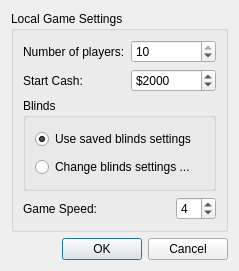
Before: the Qt Designer form src/gui/qt/newgamedialog.ui in ph4n70mr1ddl3r/pokerth, drawn with Qt 5.
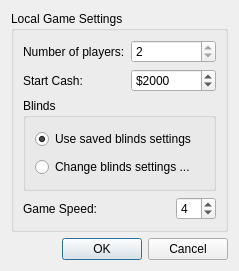
After: the same form once the commit is applied.

The edit to the form file:
```diff
--- a/src/gui/qt/newgamedialog.ui
+++ b/src/gui/qt/newgamedialog.ui
@@ -36,10 +36,10 @@
          <number>2</number>
         </property>
         <property name="maximum">
-         <number>10</number>
+          <number>2</number>
         </property>
         <property name="value">
-         <number>10</number>
+          <number>2</number>
         </property>
        </widget>
       </item>
```
Lines whose indentation alone changed are shown as unchanged.
